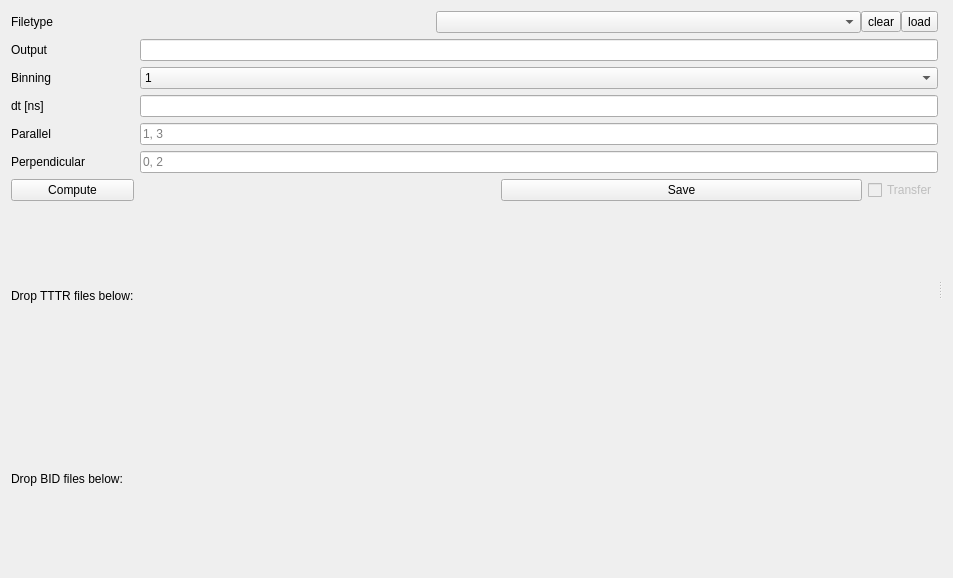
Before: the Qt Designer form chisurf/plugins/microtime_histogram/wizard.ui in Fluorescence-Tools/chisurf, drawn with Qt 5.
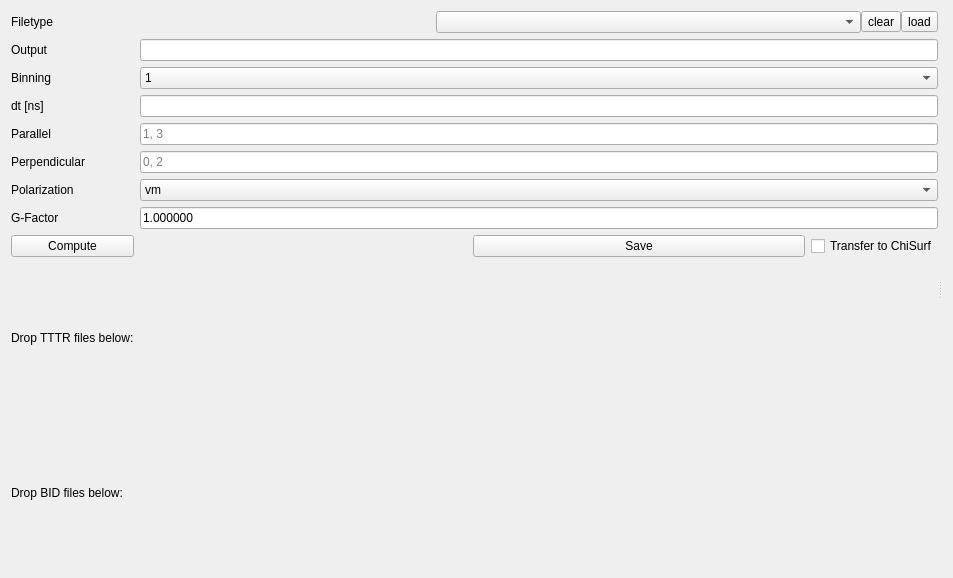
After: the same form once the commit is applied.

Commit message: Enhancements: * Add option to auto import decay

```diff
--- a/chisurf/plugins/microtime_histogram/wizard.ui
+++ b/chisurf/plugins/microtime_histogram/wizard.ui
@@ -21,6 +21,58 @@
      </property>
      <widget class="QWidget" name="widget_2" native="true">
       <layout class="QGridLayout" name="gridLayout">
+       <item row="6" column="0">
+        <widget class="QLabel" name="label_9">
+         <property name="text">
+          <string>Polarization</string>
+         </property>
+        </widget>
+       </item>
+       <item row="6" column="1">
+        <widget class="QComboBox" name="comboBox_polarization">
+         <property name="sizePolicy">
+          <sizepolicy hsizetype="Minimum" vsizetype="Fixed">
+           <horstretch>0</horstretch>
+           <verstretch>0</verstretch>
+          </sizepolicy>
+         </property>
+         <item>
+          <property name="text">
+           <string>vm</string>
+          </property>
+         </item>
+         <item>
+          <property name="text">
+           <string>vv</string>
+          </property>
+         </item>
+         <item>
+          <property name="text">
+           <string>vh</string>
+          </property>
+         </item>
+        </widget>
+       </item>
+       <item row="7" column="0">
+        <widget class="QLabel" name="label_10">
+         <property name="text">
+          <string>G-Factor</string>
+         </property>
+        </widget>
+       </item>
+       <item row="7" column="1">
+        <widget class="QLineEdit" name="lineEdit_gfactor">
+         <property name="sizePolicy">
+          <sizepolicy hsizetype="Minimum" vsizetype="Fixed">
+           <horstretch>0</horstretch>
+           <verstretch>0</verstretch>
+          </sizepolicy>
+         </property>
+         <property name="text">
+          <string>1.000000</string>
+         </property>
+        </widget>
+       </item>
        <item row="8" column="1">
         <layout class="QHBoxLayout" name="horizontalLayout_3">
          <item>
@@ -52,10 +104,10 @@
          <item>
           <widget class="QCheckBox" name="checkBox">
            <property name="enabled">
-            <bool>false</bool>
+            <bool>true</bool>
            </property>
            <property name="text">
-            <string>Transfer</string>
+            <string>Transfer to ChiSurf</string>
            </property>
           </widget>
          </item>
```
Left out of the diff: 2 changed lines with no effect on the pictures. The commit also changes 1 other file.
